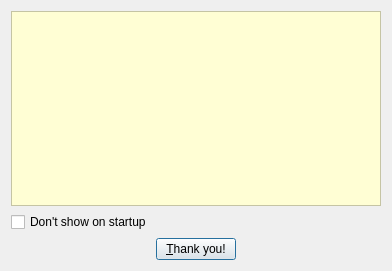
code-google-com/vlc-record, file vlc-record/forms/caboutdialog.ui: the form before one commit.
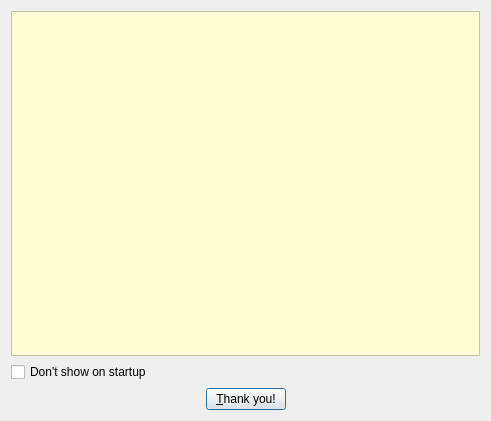
The form after the commit. Icons and pictures are not drawn.

Diff of the .ui file:
```diff
--- a/vlc-record/forms/caboutdialog.ui
+++ b/vlc-record/forms/caboutdialog.ui
@@ -6,8 +6,8 @@
    <rect>
     <x>0</x>
     <y>0</y>
-    <width>392</width>
-    <height>271</height>
+    <width>491</width>
+    <height>421</height>
    </rect>
   </property>
   <property name="windowTitle">
```
